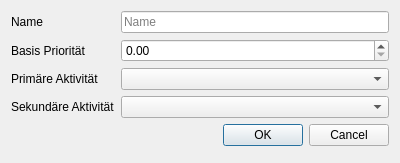
The window that src/ui/space_editor.ui (amogorkon/watnu) describes before a commit, drawn with Qt 5.
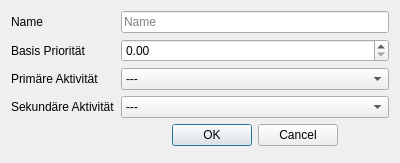
The same window after the commit. Icons and pictures are not drawn.

What changed in the file:
```diff
--- a/src/ui/space_editor.ui
+++ b/src/ui/space_editor.ui
@@ -63,10 +63,22 @@
     </widget>
    </item>
    <item row="5" column="1">
-    <widget class="QComboBox" name="primary_activity"/>
+    <widget class="QComboBox" name="primary_activity">
+     <item>
+      <property name="text">
+       <string>---</string>
+      </property>
+     </item>
+    </widget>
    </item>
    <item row="6" column="1">
-    <widget class="QComboBox" name="secondary_activity"/>
+    <widget class="QComboBox" name="secondary_activity">
+     <item>
+      <property name="text">
+       <string>---</string>
+      </property>
+     </item>
+    </widget>
    </item>
    <item row="7" column="1">
     <widget class="QDialogButtonBox" name="buttonBox">
@@ -76,6 +88,9 @@
      <property name="standardButtons">
       <set>QDialogButtonBox::Cancel|QDialogButtonBox::Ok</set>
      </property>
+     <property name="centerButtons">
+      <bool>true</bool>
+     </property>
     </widget>
    </item>
   </layout>
```
Left out of the diff: 2 changed lines with no effect on the pictures.
